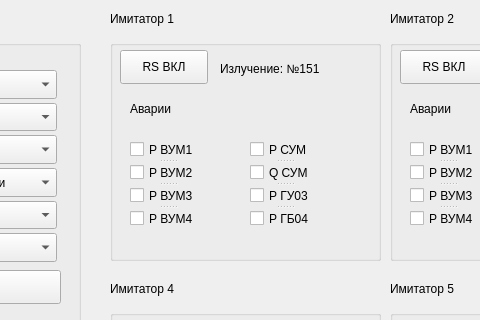
Before: the Qt Designer form mainwindow.ui in mishamashina/Praktika, drawn with Qt 5; both pictures show x 320 to 800 and y 0 to 320 of the 1304 by 586 pixel window.
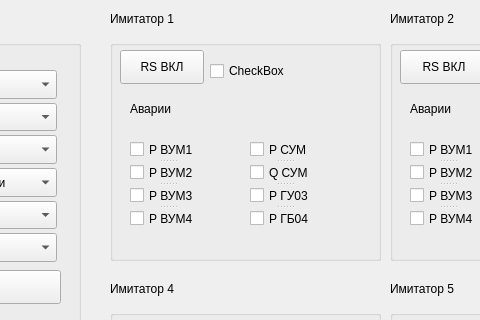
After: the same form once the commit is applied.

Diff of the .ui file:
```diff
--- a/mainwindow.ui
+++ b/mainwindow.ui
@@ -231,7 +231,7 @@
       <rect>
        <x>10</x>
        <y>10</y>
-       <width>88</width>
+       <width>84</width>
        <height>34</height>
       </rect>
      </property>
@@ -239,19 +239,6 @@
       <string>RS ВКЛ</string>
      </property>
     </widget>
-    <widget class="QLabel" name="label_9">
-     <property name="geometry">
-      <rect>
-       <x>110</x>
-       <y>20</y>
-       <width>121</width>
-       <height>18</height>
-      </rect>
-     </property>
-     <property name="text">
-      <string>Излучение: №151</string>
-     </property>
-    </widget>
     <widget class="QLabel" name="label_10">
      <property name="geometry">
       <rect>
@@ -331,6 +318,19 @@
       </property>
      </widget>
     </widget>
+    <widget class="QCheckBox" name="checkBox_17">
+     <property name="geometry">
+      <rect>
+       <x>100</x>
+       <y>20</y>
+       <width>151</width>
+       <height>22</height>
+      </rect>
+     </property>
+     <property name="text">
+      <string>CheckBox</string>
+     </property>
+    </widget>
    </widget>
    <widget class="QGroupBox" name="groupBox_3">
     <property name="geometry">
```
Left out of the diff: 39 changed lines with no effect on the pictures.
